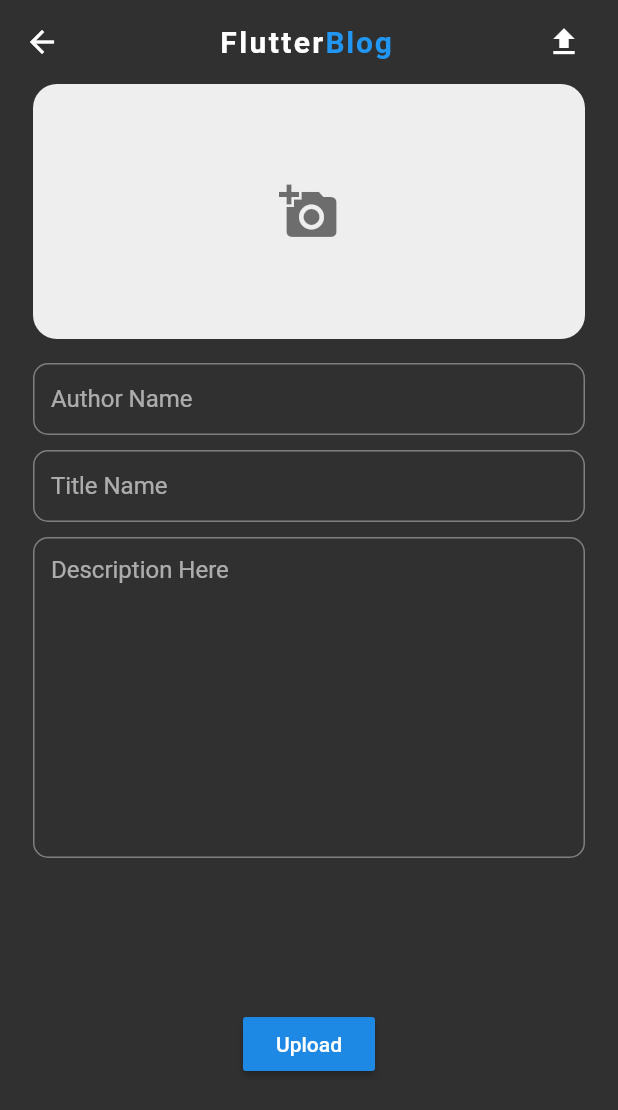
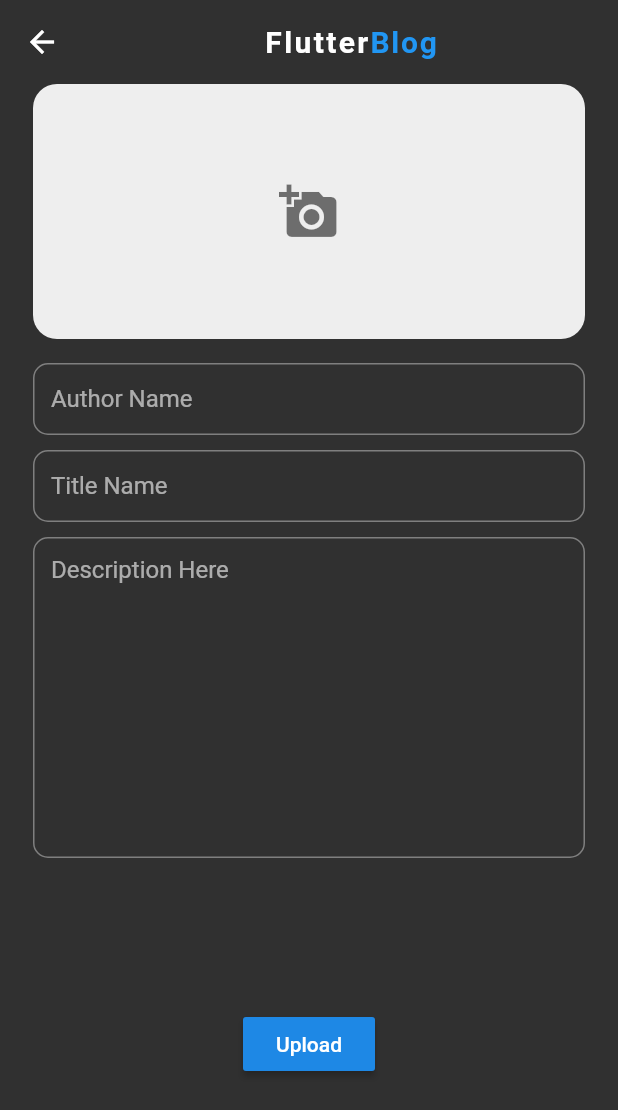
Before and after one commit to ishworpanta10/flutter_firebase_blog, a Flutter app: the screen it shows after launch, after a tap on the "add" icon, on a phone screen of 412 x 824 dp. Shown: the top 1110 px of the screen. Run offline on Flutter 3.47's test engine with Material 2 defaults, Android fonts, the phone set to English and light mode, and no system bars; our stand-ins replace cached_network_image, cloud_firestore, firebase_storage, image_picker, random_string; accounts and stored records are empty; network calls fail.

```diff
--- a/lib/main.dart
+++ b/lib/main.dart
@@ -1,3 +1,4 @@
+import 'package:firebase_blog/screens/detailPage.dart';
 import 'package:firebase_blog/screens/home.dart';
 import 'package:firebase_blog/screens/inputForm.dart';
 import 'package:flutter/material.dart';
@@ -16,6 +17,7 @@ class MyApp extends StatelessWidget {
       routes: {
         InputForm.routeName: (_) => InputForm(),
         HomePage.routeName: (_) => HomePage(),
+        DetailPage.routeName: (_) => DetailPage(),
       },
     );
   }
--- a/lib/screens/home.dart
+++ b/lib/screens/home.dart
@@ -1,7 +1,8 @@
 import 'package:cloud_firestore/cloud_firestore.dart';
-import 'package:firebase_blog/class/firebaseHelper.dart';
+import 'package:firebase_blog/screens/detailPage.dart';
 import 'package:firebase_blog/screens/inputForm.dart';
 import 'package:firebase_blog/widgets/blogTile.dart';
+import 'package:firebase_blog/widgets/customAppBar.dart';
 import 'package:flutter/material.dart';
 
 class HomePage extends StatefulWidget {
@@ -14,44 +15,11 @@ class HomePage extends StatefulWidget {
 class _HomePageState extends State<HomePage> {
   final GlobalKey<ScaffoldState> _scaffoldKey = GlobalKey<ScaffoldState>();
 
-  FirebaseHelper _firebaseHelper = FirebaseHelper();
-
   @override
   Widget build(BuildContext context) {
     return Scaffold(
       key: _scaffoldKey,
-      appBar: AppBar(
-        backgroundColor: Colors.transparent,
-        title: Row(
-          mainAxisAlignment: MainAxisAlignment.center,
-          children: <Widget>[
-            Text(
-              "Flutter",
-              style: TextStyle(
-                fontWeight: FontWeight.w600,
-                letterSpacing: 1.6,
-              ),
-            ),
-            Text(
-              "Blog",
-              style: TextStyle(
-                color: Colors.blue,
-                fontWeight: FontWeight.bold,
-                letterSpacing: 1.2,
-              ),
-            ),
-          ],
-        ),
-        actions: <Widget>[
-          IconButton(
-              icon: Icon(Icons.refresh),
-              onPressed: () {
-                setState(() {});
-              })
-        ],
-        elevation: 0.0,
-        titleSpacing: 1.2,
-      ),
+      appBar: customAppBar,
       floatingActionButtonLocation: FloatingActionButtonLocation.centerFloat,
       floatingActionButton: Container(
         padding: const EdgeInsets.only(
@@ -85,11 +53,30 @@ class _HomePageState extends State<HomePage> {
                 itemCount: snapshots.data.documents.length,
                 shrinkWrap: true,
                 itemBuilder: (BuildContext context, index) {
-                  return BlogTile(
-                    author: snapshots.data.documents[index].data['authorName'],
-                    title: snapshots.data.documents[index].data['title'],
-                    desc: snapshots.data.documents[index].data['desc'],
-                    imgUrl: snapshots.data.documents[index].data['imgUrl'],
+                  return GestureDetector(
+                    onTap: () {
+                      Navigator.push(
+                        context,
+                        MaterialPageRoute(
+                          builder: (_) => DetailPage(
+                            authorName: snapshots
+                                .data.documents[index].data['authorName'],
+                            title:
+                                snapshots.data.documents[index].data['title'],
+                            desc: snapshots.data.documents[index].data['desc'],
+                            imgUrl:
+                                snapshots.data.documents[index].data['imgUrl'],
+                          ),
+                        ),
+                      );
+                    },
+                    child: BlogTile(
+                      author:
+                          snapshots.data.documents[index].data['authorName'],
+                      title: snapshots.data.documents[index].data['title'],
+                      desc: snapshots.data.documents[index].data['desc'],
+                      imgUrl: snapshots.data.documents[index].data['imgUrl'],
+                    ),
                   );
                 },
               );
--- a/lib/screens/inputForm.dart
+++ b/lib/screens/inputForm.dart
@@ -2,6 +2,7 @@ import 'dart:io';
 
 import 'package:firebase_blog/class/firebaseHelper.dart';
 import 'package:firebase_blog/constants/constants.dart';
+import 'package:firebase_blog/widgets/customAppBar.dart';
 import 'package:flutter/material.dart';
 import 'package:image_picker/image_picker.dart';
 
@@ -49,7 +50,9 @@ class _InputFormState extends State<InputForm> {
 
   uploadBlog() async {
     if (_selectedImage != null) {
-      _isloading = true;
+      setState(() {
+        _isloading = true;
+      });
 
       //uploading to firebase storage
       String imgurl = await firebaseHelper.uploadImg(_selectedImage);
@@ -62,7 +65,6 @@ class _InputFormState extends State<InputForm> {
       };
 
       firebaseHelper.uploadData(blogMap).then((value) {
-        // _isloading = false;
         Navigator.pop(context);
       });
     } else {
@@ -136,42 +138,7 @@ class _InputFormState extends State<InputForm> {
     final width = MediaQuery.of(context).size.width;
     return Scaffold(
       key: _scaffoldKey,
-      appBar: AppBar(
-        backgroundColor: Colors.transparent,
-        title: Row(
-          mainAxisAlignment: MainAxisAlignment.center,
-          children: <Widget>[
-            Text(
-              "Flutter",
-              style: TextStyle(
-                fontWeight: FontWeight.w600,
-                letterSpacing: 1.6,
-              ),
-            ),
-            Text(
-              "Blog",
-              style: TextStyle(
-                color: Colors.blue,
-                fontWeight: FontWeight.bold,
-                letterSpacing: 1.2,
-              ),
-            ),
-          ],
-        ),
-        actions: <Widget>[
-          Container(
-            padding: const EdgeInsets.only(right: 12.0),
-            child: IconButton(
-              icon: Icon(Icons.file_upload),
-              onPressed: () {
-                _saveAndSubmit();
-              },
-            ),
-          )
-        ],
-        elevation: 0.0,
-        titleSpacing: 1.2,
-      ),
+      appBar: customAppBar,
       body: _isloading
           ? Container(
               child: Center(
--- /dev/null
+++ b/lib/widgets/customAppBar.dart
@@ -0,0 +1,27 @@
+import 'package:flutter/material.dart';
+
+AppBar customAppBar = AppBar(
+  backgroundColor: Colors.transparent,
+  title: Row(
+    mainAxisAlignment: MainAxisAlignment.center,
+    children: <Widget>[
+      Text(
+        "Flutter",
+        style: TextStyle(
+          fontWeight: FontWeight.w600,
+          letterSpacing: 1.6,
+        ),
+      ),
+      Text(
+        "Blog",
+        style: TextStyle(
+          color: Colors.blue,
+          fontWeight: FontWeight.bold,
+          letterSpacing: 1.2,
+        ),
+      ),
+    ],
+  ),
+  elevation: 0.0,
+  titleSpacing: 1.2,
+);
```
Also changed, not shown: lib/screens/detailPage.dart (added, +85 -0 lines), lib/widgets/blogTile.dart (+9 -6 lines).
